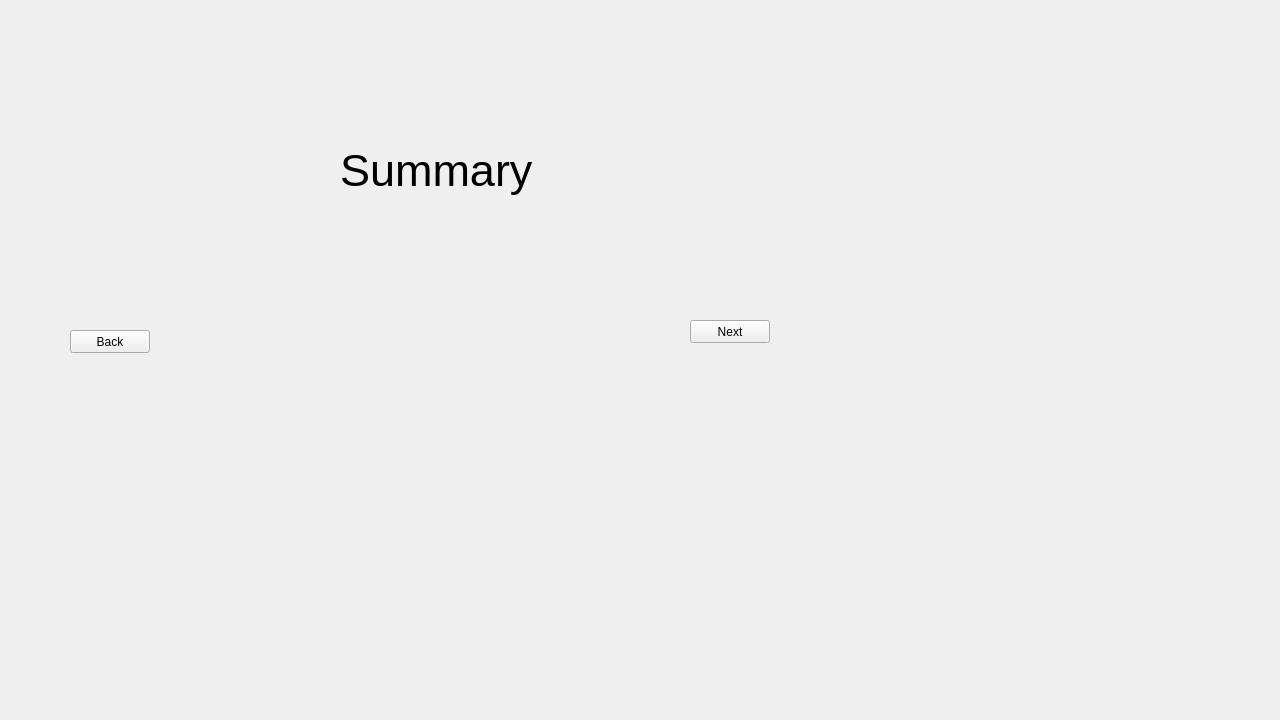
Qt form ffmpeg-ui/summarywindow.ui (heig-vd-ihm2017/ffmpeg-ui) before a commit.
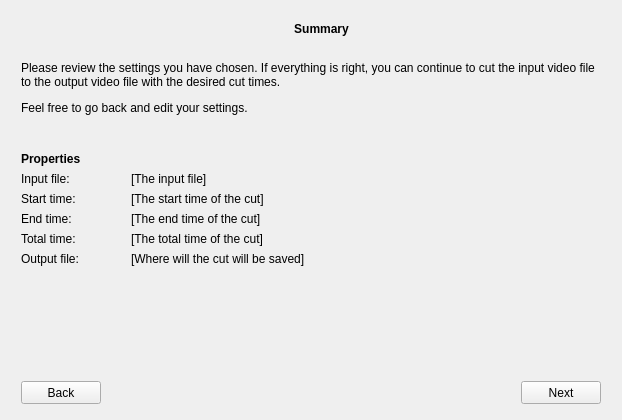
The same form after that commit.

Commit message: Created the summary & result windows

The edit to the form file:
```diff
--- a/ffmpeg-ui/summarywindow.ui
+++ b/ffmpeg-ui/summarywindow.ui
@@ -6,57 +6,254 @@
    <rect>
     <x>0</x>
     <y>0</y>
-    <width>1280</width>
-    <height>720</height>
+    <width>622</width>
+    <height>420</height>
    </rect>
   </property>
   <property name="windowTitle">
    <string>Form</string>
   </property>
-  <widget class="QLabel" name="label">
-   <property name="geometry">
-    <rect>
-     <x>340</x>
-     <y>130</y>
-     <width>201</width>
-     <height>81</height>
-    </rect>
-   </property>
-   <property name="font">
-    <font>
-     <pointsize>34</pointsize>
-    </font>
-   </property>
-   <property name="text">
-    <string>Summary</string>
-   </property>
-  </widget>
-  <widget class="QPushButton" name="back">
-   <property name="geometry">
-    <rect>
-     <x>70</x>
-     <y>330</y>
-     <width>80</width>
-     <height>23</height>
-    </rect>
-   </property>
-   <property name="text">
-    <string>Back</string>
-   </property>
-  </widget>
-  <widget class="QPushButton" name="next">
-   <property name="geometry">
-    <rect>
-     <x>690</x>
-     <y>320</y>
-     <width>80</width>
-     <height>23</height>
-    </rect>
-   </property>
-   <property name="text">
-    <string>Next</string>
-   </property>
-  </widget>
+  <layout class="QGridLayout" name="gridLayout">
+   <item row="0" column="1">
+    <layout class="QGridLayout" name="layout">
+     <item row="0" column="0">
+      <widget class="QFrame" name="frame">
+       <property name="frameShape">
+        <enum>QFrame::NoFrame</enum>
+       </property>
+       <property name="frameShadow">
+        <enum>QFrame::Raised</enum>
+       </property>
+       <widget class="QPushButton" name="back">
+        <property name="enabled">
+         <bool>true</bool>
+        </property>
+        <property name="geometry">
+         <rect>
+          <x>10</x>
+          <y>370</y>
+          <width>80</width>
+          <height>23</height>
+         </rect>
+        </property>
+        <property name="sizePolicy">
+         <sizepolicy hsizetype="Fixed" vsizetype="Fixed">
+          <horstretch>0</horstretch>
+          <verstretch>0</verstretch>
+         </sizepolicy>
+        </property>
+        <property name="text">
+         <string>Back</string>
+        </property>
+       </widget>
+       <widget class="QPushButton" name="next">
+        <property name="geometry">
+         <rect>
+          <x>510</x>
+          <y>370</y>
+          <width>80</width>
+          <height>23</height>
+         </rect>
+        </property>
+        <property name="text">
+         <string>Next</string>
+        </property>
+       </widget>
+       <widget class="QLabel" name="title">
+        <property name="geometry">
+         <rect>
+          <x>10</x>
+          <y>10</y>
+          <width>601</width>
+          <height>16</height>
+         </rect>
+        </property>
+        <property name="font">
+         <font>
+          <weight>75</weight>
+          <bold>true</bold>
+         </font>
+        </property>
+        <property name="text">
+         <string>Summary</string>
+        </property>
+        <property name="alignment">
+         <set>Qt::AlignCenter</set>
+        </property>
+       </widget>
+       <widget class="QLabel" name="description">
+        <property name="geometry">
+         <rect>
+          <x>10</x>
+          <y>50</y>
+          <width>581</width>
+          <height>71</height>
+         </rect>
+        </property>
+        <property name="text">
+         <string>&lt;html&gt;&lt;head/&gt;&lt;body&gt;&lt;p&gt;Please review the settings you have chosen. If everything is right, you can continue to cut the input video file to the output video file with the desired cut times.&lt;/p&gt;&lt;p&gt;Feel free to go back and edit your settings.&lt;/p&gt;&lt;/body&gt;&lt;/html&gt;</string>
+        </property>
+        <property name="alignment">
+         <set>Qt::AlignLeading|Qt::AlignLeft|Qt::AlignTop</set>
+        </property>
+        <property name="wordWrap">
+         <bool>true</bool>
+        </property>
+       </widget>
+       <widget class="QLabel" name="properties">
+        <property name="geometry">
+         <rect>
+          <x>10</x>
+          <y>140</y>
+          <width>581</width>
+          <height>16</height>
+         </rect>
+        </property>
+        <property name="font">
+         <font>
+          <weight>75</weight>
+          <bold>true</bold>
+         </font>
+        </property>
+        <property name="text">
+         <string>Properties</string>
+        </property>
+       </widget>
+       <widget class="QLabel" name="inputFileLabel">
+        <property name="geometry">
+         <rect>
+          <x>10</x>
+          <y>160</y>
+          <width>91</width>
+          <height>16</height>
+         </rect>
+        </property>
+        <property name="text">
+         <string>Input file:</string>
+        </property>
+       </widget>
+       <widget class="QLabel" name="startTimeLabel">
+        <property name="geometry">
+         <rect>
+          <x>10</x>
+          <y>180</y>
+          <width>91</width>
+          <height>16</height>
+         </rect>
+        </property>
+        <property name="text">
+         <string>Start time:</string>
+        </property>
+       </widget>
+       <widget class="QLabel" name="endTimeLabel">
+        <property name="geometry">
+         <rect>
+          <x>10</x>
+          <y>200</y>
+          <width>91</width>
+          <height>16</height>
+         </rect>
+        </property>
+        <property name="text">
+         <string>End time:</string>
+        </property>
+       </widget>
+       <widget class="QLabel" name="inputFileValue">
+        <property name="geometry">
+         <rect>
+          <x>120</x>
+          <y>160</y>
+          <width>471</width>
+          <height>16</height>
+         </rect>
+        </property>
+        <property name="text">
+         <string>[The input file]</string>
+        </property>
+       </widget>
+       <widget class="QLabel" name="startTimeValue">
+        <property name="geometry">
+         <rect>
+          <x>120</x>
+          <y>180</y>
+          <width>471</width>
+          <height>16</height>
+         </rect>
+        </property>
+        <property name="text">
+         <string>[The start time of the cut]</string>
+        </property>
+       </widget>
+       <widget class="QLabel" name="endTimeValue">
+        <property name="geometry">
+         <rect>
+          <x>120</x>
+          <y>200</y>
+          <width>471</width>
+          <height>16</height>
+         </rect>
+        </property>
+        <property name="text">
+         <string>[The end time of the cut]</string>
+        </property>
+       </widget>
+       <widget class="QLabel" name="totalTimeLabel">
+        <property name="geometry">
+         <rect>
+          <x>10</x>
+          <y>220</y>
+          <width>91</width>
+          <height>16</height>
+         </rect>
+        </property>
+        <property name="text">
+         <string>Total time:</string>
+        </property>
+       </widget>
+       <widget class="QLabel" name="totalTimeValue">
+        <property name="geometry">
+         <rect>
+          <x>120</x>
+          <y>220</y>
+          <width>471</width>
+          <height>16</height>
+         </rect>
+        </property>
+        <property name="text">
+         <string>[The total time of the cut]</string>
+        </property>
+       </widget>
+       <widget class="QLabel" name="totalTimeLabel_2">
+        <property name="geometry">
+         <rect>
+          <x>10</x>
+          <y>240</y>
+          <width>91</width>
+          <height>16</height>
+         </rect>
+        </property>
+        <property name="text">
+         <string>Output file:</string>
+        </property>
+       </widget>
+       <widget class="QLabel" name="totalTimeValue_2">
+        <property name="geometry">
+         <rect>
+          <x>120</x>
+          <y>240</y>
+          <width>471</width>
+          <height>16</height>
+         </rect>
+        </property>
+        <property name="text">
+         <string>[Where will the cut will be saved]</string>
+        </property>
+       </widget>
+      </widget>
+     </item>
+    </layout>
+   </item>
+  </layout>
  </widget>
  <resources/>
  <connections/>
```
The commit also changes 6 other files.
